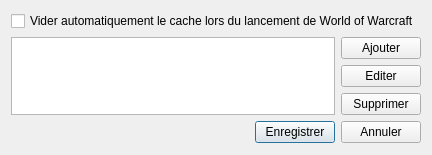
Old version of the form fenoptions.ui in the repository Zxb12/EasyRealm.
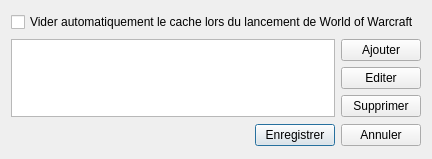
New version of the form. Icons and pictures are not drawn.

Commit message: La case Apercu du realmlist est vide lorsqu'aucun realmlist n'est selectionne.

```diff
--- a/fenoptions.ui
+++ b/fenoptions.ui
@@ -7,7 +7,7 @@
     <x>0</x>
     <y>0</y>
     <width>432</width>
-    <height>155</height>
+    <height>159</height>
    </rect>
   </property>
   <property name="windowTitle">
```
The commit also changes 1 other file.
